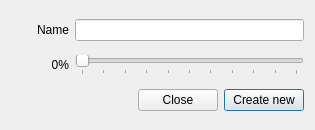
AlexandrAlexeev7119/NvCtrl-linux, file ui/fan_profile_dialog.ui: the form before one commit.
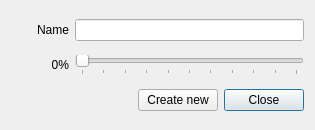
The form after the commit.

The edit to the form file:
```diff
--- a/ui/fan_profile_dialog.ui
+++ b/ui/fan_profile_dialog.ui
@@ -51,19 +51,19 @@
     </widget>
    </item>
    <item row="3" column="5">
-    <widget class="QPushButton" name="pushButton_create_new_profile">
-     <property name="text">
-      <string>Create new</string>
-     </property>
-    </widget>
-   </item>
-   <item row="3" column="4">
     <widget class="QPushButton" name="pushButton_close">
      <property name="text">
       <string>Close</string>
      </property>
     </widget>
    </item>
+   <item row="3" column="4">
+    <widget class="QPushButton" name="pushButton_create_new_profile">
+     <property name="text">
+      <string>Create new</string>
+     </property>
+    </widget>
+   </item>
   </layout>
  </widget>
  <resources/>
```
Left out of the diff: 26 changed lines with no effect on the pictures.
